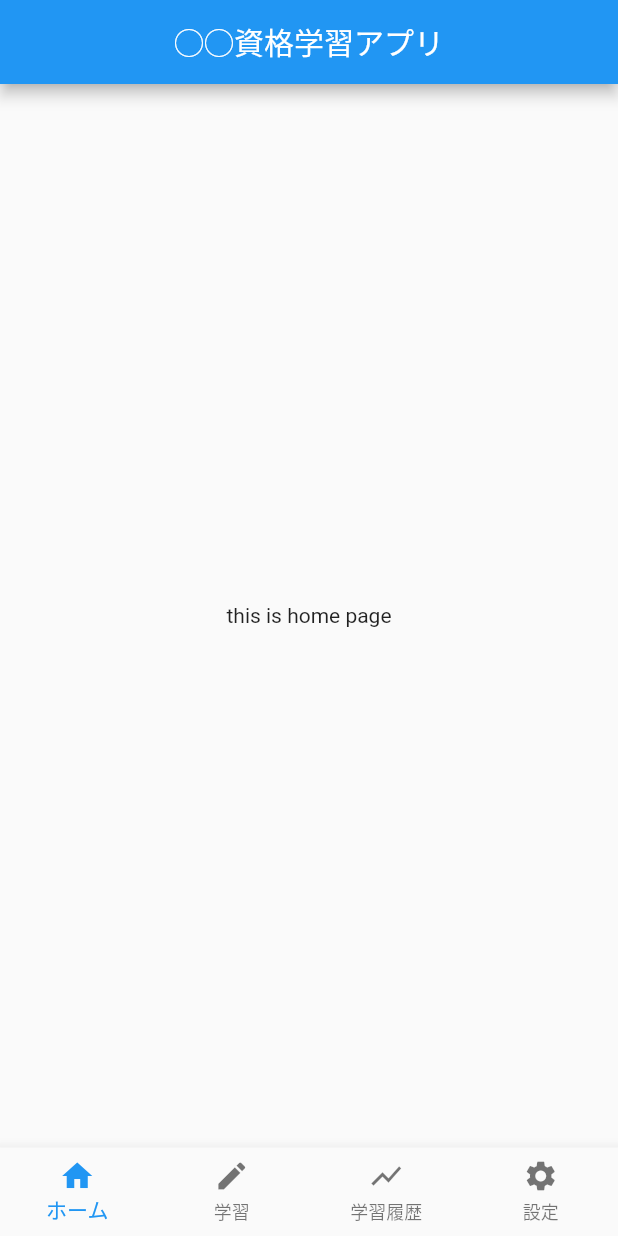
After one commit to NaokiMochizuki/certificate_qualification, a Flutter app: the screen it shows after launch, on a phone screen of 412 x 824 dp. The commit adds this screen. Run offline on Flutter 3.47's test engine with Material 2 defaults, Android fonts, the phone set to English and light mode, and no system bars.

Commit message:
フッターのページ遷移作成

```diff
--- a/lib/main.dart
+++ b/lib/main.dart
@@ -1,3 +1,7 @@
+import 'package:certicicatie_qualification/screens/select_category.dart';
+import 'package:certicicatie_qualification/screens/setting.dart';
+import 'package:certicicatie_qualification/screens/study_record.dart';
+import 'package:certicicatie_qualification/screens/home.dart';
 import 'package:flutter/material.dart';
 import 'screens/top.dart';
 
@@ -7,11 +11,14 @@ class CertificateQualificationApp extends StatelessWidget {
   @override
   Widget build(BuildContext context) {
     return MaterialApp(
-
       theme: ThemeData.light(),
       initialRoute: Top.id,
       routes: {
         Top.id: (context) => Top(),
+        Home.id: (context) => Home(),
+        SelectCategory.id: (context) => SelectCategory(),
+        StudyRecord.id: (context) => StudyRecord(),
+        Setting.id: (context) => Setting(),
       }
     );
   }
--- /dev/null
+++ b/lib/screens/home.dart
@@ -0,0 +1,16 @@
+import 'package:flutter/material.dart';
+
+class Home extends StatelessWidget {
+  static const String id = 'home';
+
+  @override
+  Widget build(BuildContext context) {
+    return Scaffold(
+      body: SafeArea(
+        child: Container(
+          child: Center(child: Text('this is home page')),
+        ),
+      ),
+    );
+  }
+}
--- a/lib/screens/top.dart
+++ b/lib/screens/top.dart
@@ -1,19 +1,89 @@
 import 'package:flutter/material.dart';
-import 'package:certicicatie_qualification/common/footer.dart';
+import 'package:certicicatie_qualification/screens/home.dart';
+import 'package:certicicatie_qualification/screens/select_category.dart';
+import 'package:certicicatie_qualification/screens/setting.dart';
+import 'package:certicicatie_qualification/screens/study_record.dart';
 
-class Top extends StatelessWidget {
-  static String id = 'top';
+class Top extends StatefulWidget {
+  static const String id = 'top';
+
+  @override
+  _TopState createState() => _TopState();
+}
+
+class _TopState extends State<Top> with SingleTickerProviderStateMixin {
+  int _selectedIndex = 0;
+  PageController _pageController;
+  final List<BottomNavigationBarItem>_footerItems = [];
+
+  // フッターのアイコンリスト
+  static const _footerIcons = [
+    Icon(Icons.home),
+    Icon(Icons.mode_edit),
+    Icon(Icons.show_chart),
+    Icon(Icons.settings)
+  ];
+
+  // フッターのテキストリスト
+  static const _footerTexts = [
+    Text('ホーム'),
+    Text('学習'),
+    Text('学習履歴'),
+    Text('設定')
+  ];
+
+  // フッターの遷移先一覧
+  static List<Widget> _footerRoutes = [
+    Home(),
+    SelectCategory(),
+    StudyRecord(),
+    Setting(),
+  ];
+
+  @override
+  void initState(){
+    super.initState();
+    // フッターのリストを生成
+    for(int i=0; i<_footerIcons.length; i++){
+      _footerItems.add(BottomNavigationBarItem(icon: _footerIcons[i], title: _footerTexts[i]));
+    }
+    //コントローラーの生成
+    _pageController = PageController(
+      initialPage: _selectedIndex,
+    );
+  }
+
+  @override
+  void dispose() {
+    // コントローラ破棄
+    _pageController.dispose();
+    super.dispose();
+  }
 
   @override
   Widget build(BuildContext context) {
     return Scaffold(
       appBar: AppBar(title: Center(child: Text('◯◯資格学習アプリ')),),
-      body: SafeArea(
-        child: Container(
-          child: Center(child: Text('this is top page')),
-        ),
+      body: PageView(
+        controller: _pageController,
+        onPageChanged: (int index){
+          setState(() {
+            _selectedIndex = index;
+          });
+        },
+        children: _footerRoutes,
       ),
-      bottomNavigationBar: Footer(),
+      bottomNavigationBar: BottomNavigationBar(
+        type: BottomNavigationBarType.fixed,
+        items: _footerItems,
+        currentIndex: _selectedIndex,
+        onTap: (int index){
+          setState((){
+            _pageController.animateToPage(index,
+                duration: Duration(milliseconds: 300), curve: Curves.easeOut);
+          });
+        },
+      ),
     );
   }
 }
```
Also changed, not shown: lib/common/footer.dart (deleted, +0 -17 lines), lib/screens/select_category.dart (added, +16 -0 lines), lib/screens/setting.dart (added, +16 -0 lines), lib/screens/study_record.dart (added, +16 -0 lines).
